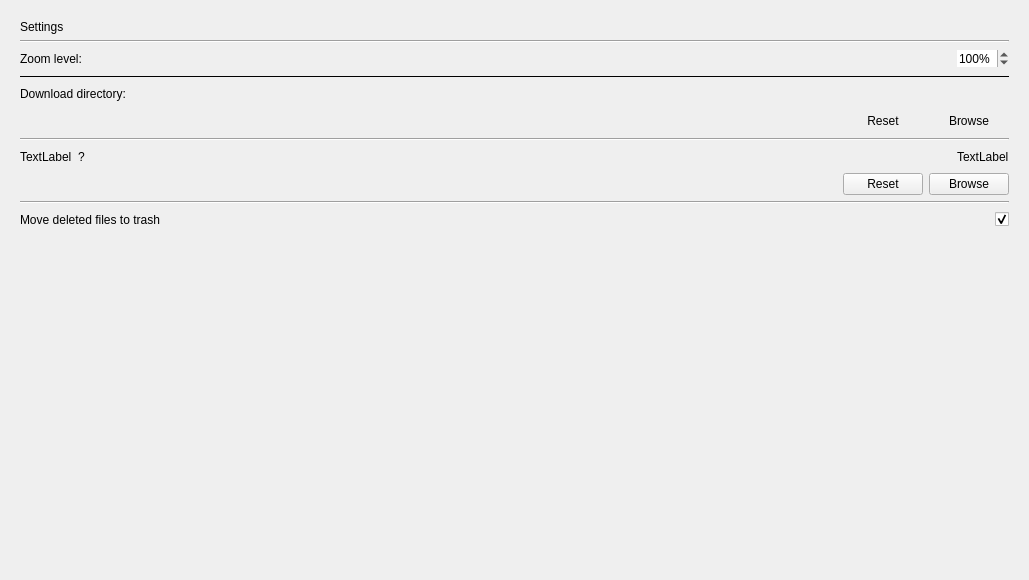
The window that ui/settings.ui (kiwix/kiwix-desktop) describes before a commit, drawn with Qt 5.
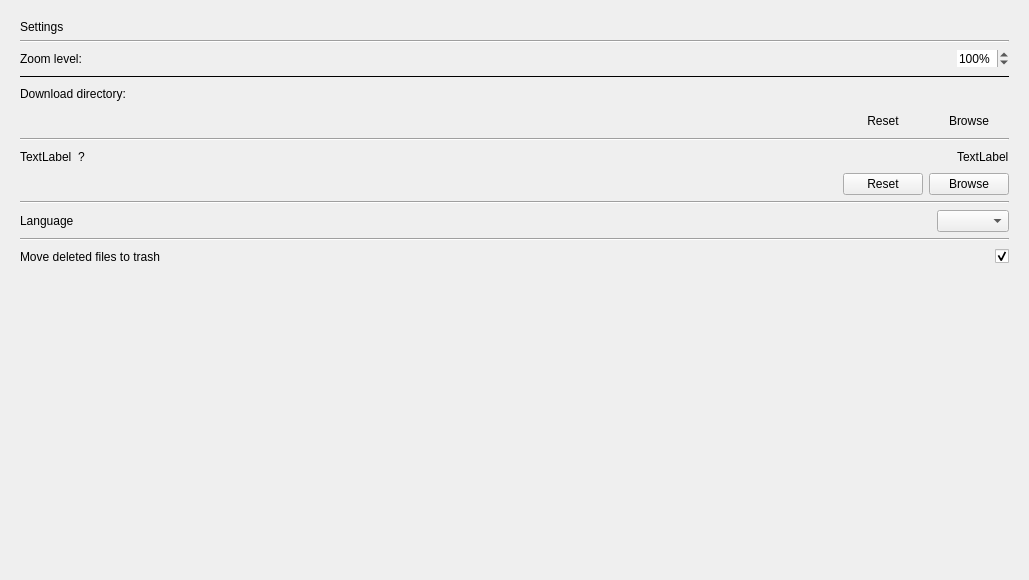
The same window after the commit.

Commit message: Improvements of clarity to settings ui and some temporary changes towards implementation

```diff
--- a/ui/settings.ui
+++ b/ui/settings.ui
@@ -285,7 +285,45 @@
          </layout>
         </item>
         <item>
-         <widget class="Line" name="line_5">
+         <widget class="Line" name="lineMonitor">
+          <property name="orientation">
+           <enum>Qt::Horizontal</enum>
+          </property>
+         </widget>
+        </item>
+        <item>
+         <layout class="QHBoxLayout" name="horizontalLayoutLanguage">
+          <item>
+           <widget class="QLabel" name="languageLabel">
+            <property name="text">
+             <string>Language</string>
+            </property>
+           </widget>
+          </item>
+          <item>
+           <spacer name="horizontalSpacerLanguage">
+            <property name="orientation">
+             <enum>Qt::Horizontal</enum>
+            </property>
+            <property name="sizeHint" stdset="0">
+             <size>
+              <width>40</width>
+              <height>20</height>
+             </size>
+            </property>
+           </spacer>
+          </item>
+          <item>
+           <widget class="QComboBox" name="comboBoxLanguage">
+            <property name="currentText">
+             <string/>
+            </property>
+           </widget>
+          </item>
+         </layout>
+        </item>
+        <item>
+         <widget class="Line" name="lineLanguage">
           <property name="orientation">
            <enum>Qt::Horizontal</enum>
           </property>
```
Left out of the diff: 26 changed lines with no effect on the pictures. The commit also changes 5 other files.
